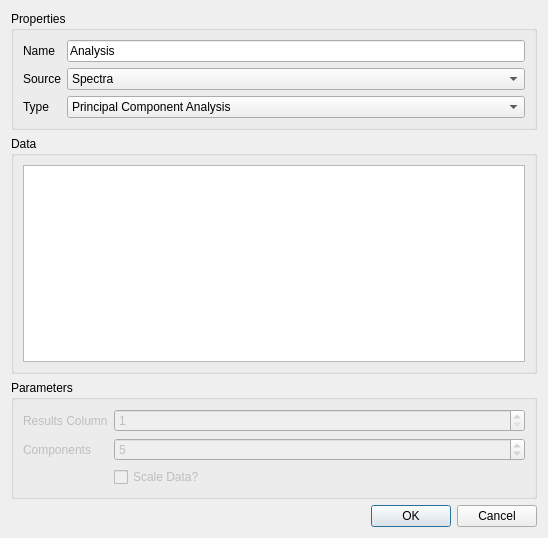
Before: the Qt Designer form Vespucci/GUI/Analysis/multianalysisdialog.ui in VespucciProject/Vespucci, drawn with Qt 5.
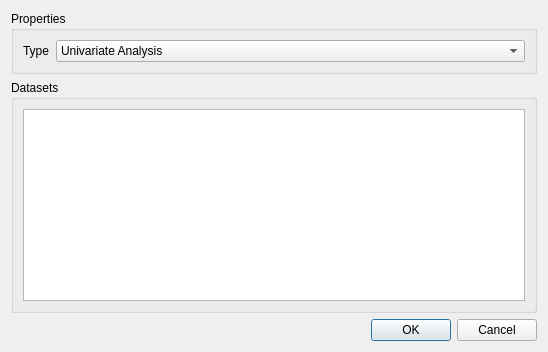
After: the same form once the commit is applied.

Commit message: AHCA, Analysis on multiple datasets, matrix transforms

Patch:
```diff
--- a/Vespucci/GUI/Analysis/multianalysisdialog.ui
+++ b/Vespucci/GUI/Analysis/multianalysisdialog.ui
@@ -7,7 +7,7 @@
     <x>0</x>
     <y>0</y>
     <width>548</width>
-    <height>538</height>
+    <height>352</height>
    </rect>
   </property>
   <property name="windowTitle">
@@ -21,35 +21,24 @@
      </property>
      <layout class="QFormLayout" name="formLayout">
       <item row="0" column="0">
-       <widget class="QLabel" name="nameLabel">
-        <property name="text">
-         <string>Name</string>
-        </property>
-       </widget>
-      </item>
-      <item row="0" column="1">
-       <widget class="QLineEdit" name="nameLineEdit">
-        <property name="text">
-         <string>Analysis</string>
-        </property>
-       </widget>
-      </item>
-      <item row="1" column="0">
-       <widget class="QLabel" name="sourceLabel">
-        <property name="text">
-         <string>Source</string>
-        </property>
-       </widget>
-      </item>
-      <item row="2" column="0">
        <widget class="QLabel" name="typeLabel">
         <property name="text">
          <string>Type</string>
         </property>
        </widget>
       </item>
-      <item row="2" column="1">
+      <item row="0" column="1">
        <widget class="QComboBox" name="typeComboBox">
+        <item>
+         <property name="text">
+          <string>Univariate Analysis</string>
+         </property>
+        </item>
+        <item>
+         <property name="text">
+          <string>Band Ratio Analysis</string>
+         </property>
+        </item>
         <item>
          <property name="text">
           <string>Principal Component Analysis</string>
@@ -75,18 +64,9 @@
           <string>k-Means Clustering</string>
          </property>
         </item>
-       </widget>
-      </item>
-      <item row="1" column="1">
-       <widget class="QComboBox" name="sourceComboBox">
         <item>
          <property name="text">
-          <string>Spectra</string>
-         </property>
-        </item>
-        <item>
-         <property name="text">
-          <string>Results</string>
+          <string>Agglomerative Clustering</string>
          </property>
         </item>
        </widget>
@@ -97,77 +77,16 @@
    <item>
     <widget class="QGroupBox" name="dataGroupBox">
      <property name="title">
-      <string>Data</string>
+      <string>Datasets</string>
      </property>
      <layout class="QVBoxLayout" name="verticalLayout_2">
       <item>
-       <widget class="QTreeView" name="datasetTreeView"/>
-      </item>
-     </layout>
-    </widget>
-   </item>
-   <item>
-    <widget class="QGroupBox" name="parameterGroupBox">
-     <property name="title">
-      <string>Parameters</string>
-     </property>
-     <layout class="QFormLayout" name="formLayout_2">
-      <item row="0" column="0">
-       <widget class="QLabel" name="columnLabel">
-        <property name="enabled">
-         <bool>false</bool>
+       <widget class="QListWidget" name="datasetListWidget">
+        <property name="editTriggers">
+         <set>QAbstractItemView::NoEditTriggers</set>
         </property>
-        <property name="text">
-         <string>Results Column</string>
-        </property>
-       </widget>
-      </item>
-      <item row="0" column="1">
-       <widget class="QSpinBox" name="columnSpinBox">
-        <property name="enabled">
-         <bool>false</bool>
-        </property>
-        <property name="minimum">
-         <number>1</number>
-        </property>
-        <property name="value">
-         <number>1</number>
-        </property>
-       </widget>
-      </item>
-      <item row="1" column="0">
-       <widget class="QLabel" name="componentsLabel">
-        <property name="enabled">
-         <bool>false</bool>
-        </property>
-        <property name="text">
-         <string>Components</string>
-        </property>
-       </widget>
-      </item>
-      <item row="1" column="1">
-       <widget class="QSpinBox" name="componentsSpinBox">
-        <property name="enabled">
-         <bool>false</bool>
-        </property>
-        <property name="minimum">
-         <number>2</number>
-        </property>
-        <property name="maximum">
-         <number>2000</number>
-        </property>
-        <property name="value">
-         <number>5</number>
-        </property>
-       </widget>
-      </item>
-      <item row="2" column="1">
-       <widget class="QCheckBox" name="scaleCheckBox">
-        <property name="enabled">
-         <bool>false</bool>
-        </property>
-        <property name="text">
-         <string>Scale Data?</string>
+        <property name="selectionMode">
+         <enum>QAbstractItemView::MultiSelection</enum>
         </property>
        </widget>
       </item>
```
The commit also changes 40 other files.
